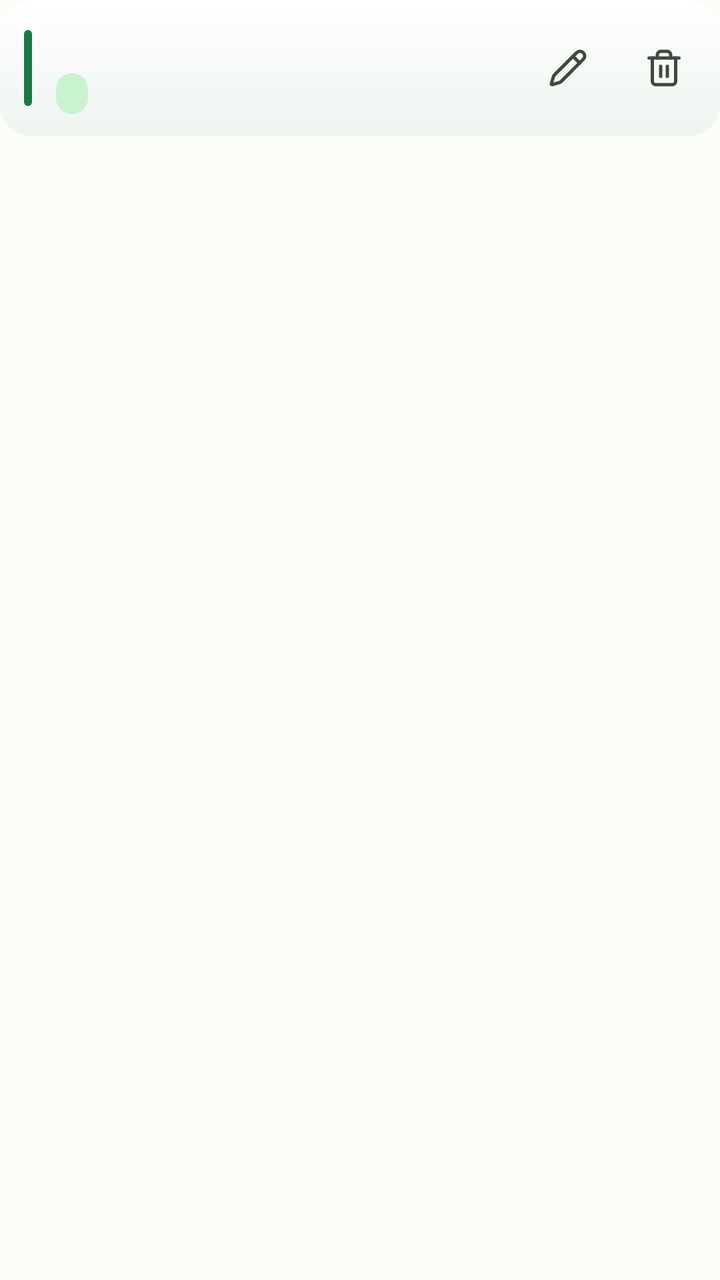
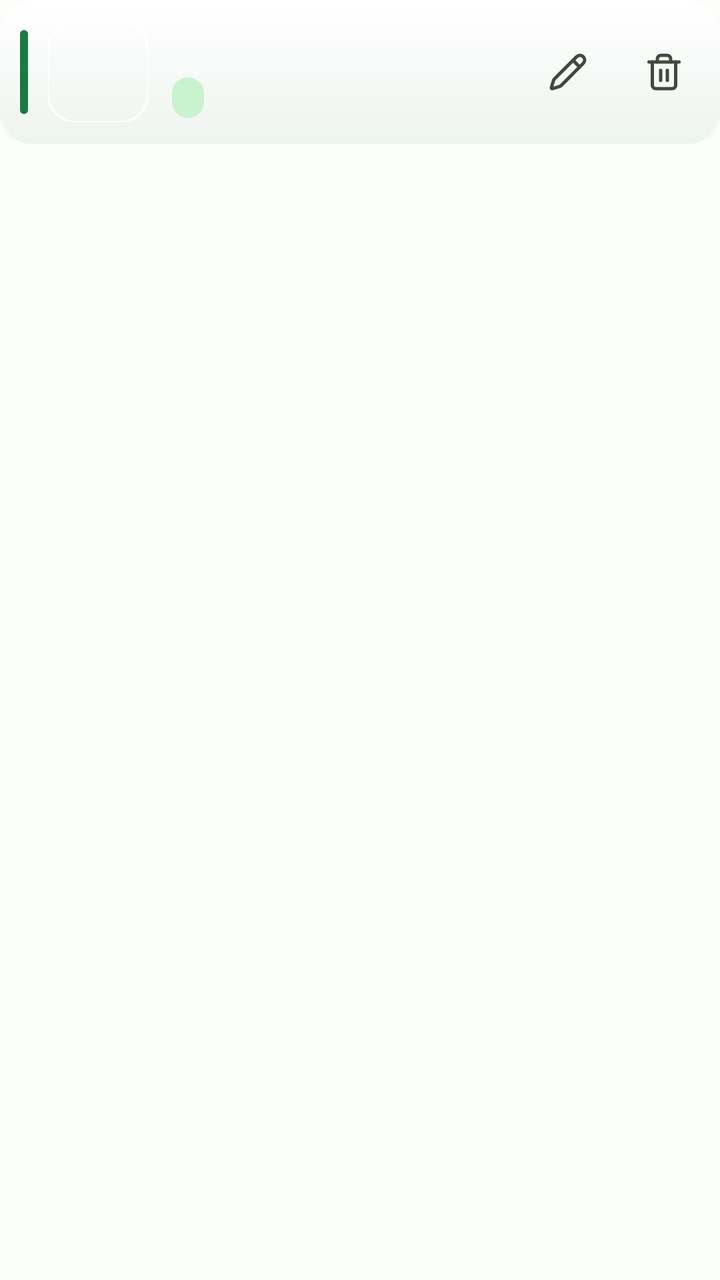

An Android layout rendered at two revisions. The XML below is the earlier revision; the diff shows what the commit changed to produce the second picture.
<!-- AndroidManifest.xml: application theme Theme.CaloTrack -->
<!-- res/layout/item_food.xml -->
<?xml version="1.0" encoding="utf-8"?>
<com.google.android.material.card.MaterialCardView xmlns:android="http://schemas.android.com/apk/res/android"
    xmlns:app="http://schemas.android.com/apk/res-auto"
    android:layout_width="match_parent"
    android:layout_height="wrap_content"
    android:layout_marginBottom="@dimen/space_8"
    android:clickable="true"
    android:focusable="true"
    android:stateListAnimator="@animator/uiverse_press_card"
    app:cardBackgroundColor="@android:color/transparent"
    app:cardCornerRadius="@dimen/radius_card"
    app:cardElevation="0dp"
    app:strokeWidth="0dp">

    <LinearLayout
        android:layout_width="match_parent"
        android:layout_height="wrap_content"
        android:background="@drawable/bg_card_surface"
        android:gravity="center_vertical"
        android:minHeight="68dp"
        android:orientation="horizontal"
        android:paddingTop="10dp"
        android:paddingEnd="@dimen/space_4"
        android:paddingBottom="10dp">

        <View
            android:id="@+id/view_food_cat_accent"
            android:layout_width="4dp"
            android:layout_height="38dp"
            android:layout_marginStart="@dimen/space_12"
            android:background="@drawable/bg_accent_bar" />

        <LinearLayout
            android:layout_width="0dp"
            android:layout_height="wrap_content"
            android:layout_marginStart="@dimen/space_12"
            android:layout_weight="1"
            android:orientation="vertical">

            <TextView
                android:id="@+id/tv_food_name"
                android:layout_width="match_parent"
                android:layout_height="wrap_content"
                android:ellipsize="end"
                android:maxLines="1"
                android:textAppearance="?attr/textAppearanceTitleMedium"
                android:textColor="?attr/colorOnSurface" />

            <TextView
                android:id="@+id/tv_food_category"
                android:layout_width="wrap_content"
                android:layout_height="wrap_content"
                android:layout_marginTop="4dp"
                android:background="@drawable/bg_tag_pill"
                android:paddingStart="@dimen/space_8"
                android:paddingTop="2dp"
                android:paddingEnd="@dimen/space_8"
                android:paddingBottom="2dp"
                android:textAppearance="?attr/textAppearanceLabelMedium" />
        </LinearLayout>

        <LinearLayout
            android:layout_width="wrap_content"
            android:layout_height="wrap_content"
            android:layout_marginStart="@dimen/space_8"
            android:baselineAligned="true"
            android:orientation="horizontal">

            <TextView
                android:id="@+id/tv_food_calories"
                style="@style/Widget.CaloTrack.Number"
                android:layout_width="wrap_content"
                android:layout_height="wrap_content"
                android:textSize="15sp" />

            <TextView
                android:id="@+id/tv_food_unit"
                android:layout_width="wrap_content"
                android:layout_height="wrap_content"
                android:layout_marginStart="@dimen/space_4"
                android:textAppearance="?attr/textAppearanceBodySmall"
                android:textColor="?attr/colorOnSurfaceVariant" />
        </LinearLayout>

        <com.google.android.material.button.MaterialButton
            android:id="@+id/btn_edit_food"
            style="@style/Widget.CaloTrack.IconButton"
            android:layout_width="wrap_content"
            android:layout_height="wrap_content"
            android:layout_marginStart="@dimen/space_4"
            android:contentDescription="@string/edit"
            app:icon="@drawable/ic_edit" />

        <com.google.android.material.button.MaterialButton
            android:id="@+id/btn_delete_food"
            style="@style/Widget.CaloTrack.IconButton"
            android:layout_width="wrap_content"
            android:layout_height="wrap_content"
            android:contentDescription="@string/delete"
            app:icon="@drawable/ic_delete" />
    </LinearLayout>
</com.google.android.material.card.MaterialCardView>
<!-- resources referenced by this layout -->
<resources>
  <dimen name="radius_card">16dp</dimen>
  <dimen name="space_12">12dp</dimen>
  <dimen name="space_4">4dp</dimen>
  <dimen name="space_8">8dp</dimen>
  <!-- drawable bg_accent_bar (drawable) -->
  <?xml version="1.0" encoding="utf-8"?>
  <shape xmlns:android="http://schemas.android.com/apk/res/android"
      android:shape="rectangle">
      <corners android:radius="2dp" />
      <solid android:color="?attr/colorPrimary" />
  </shape>
  <!-- drawable bg_card_surface (drawable) -->
  <?xml version="1.0" encoding="utf-8"?>
  <layer-list xmlns:android="http://schemas.android.com/apk/res/android">
      
      <item>
          <shape android:shape="rectangle">
              <corners android:radius="@dimen/radius_card" />
              <solid android:color="@color/card_rim_top" />
          </shape>
      </item>
      
      <item android:top="1dp">
          <shape android:shape="rectangle">
              <corners android:radius="@dimen/radius_card" />
              <gradient
                  android:angle="270"
                  android:endColor="@color/card_grad_bottom"
                  android:startColor="@color/card_grad_top"
                  android:type="linear" />
          </shape>
      </item>
  </layer-list>
  <!-- drawable bg_tag_pill (drawable) -->
  <?xml version="1.0" encoding="utf-8"?>
  <shape xmlns:android="http://schemas.android.com/apk/res/android"
      android:shape="rectangle">
      <corners android:radius="999dp" />
      <solid android:color="?attr/colorPrimaryContainer" />
  </shape>
  <string name="delete">Xóa</string>
  <string name="edit">Sửa</string>
  <style name="Widget.CaloTrack.IconButton" parent="Widget.Material3.Button.IconButton">
          <item name="android:minWidth">@dimen/touch_target</item>
          <item name="android:minHeight">@dimen/touch_target</item>
          <item name="android:insetTop">0dp</item>
          <item name="android:insetBottom">0dp</item>
          <item name="iconSize">20dp</item>
          <item name="iconTint">?attr/colorOnSurfaceVariant</item>
      </style>
  <style name="Widget.CaloTrack.Number" parent="">
          <item name="android:fontFeatureSettings">tnum</item>
          <item name="android:textAppearance">?attr/textAppearanceTitleMedium</item>
          <item name="android:textStyle">bold</item>
          <item name="android:textColor">?attr/colorOnSurface</item>
          <item name="android:singleLine">true</item>
      </style>
  <color name="card_rim_top">#E6FFFFFF</color>
  <color name="card_grad_bottom">#EEF4EF</color>
  <color name="card_grad_top">#FFFFFF</color>
  <dimen name="touch_target">48dp</dimen>
  <color name="proto_primary">#1b7a43</color>
  <color name="proto_on_primary">#ffffff</color>
  <color name="proto_primary_container">#c9f2cf</color>
  <color name="proto_on_primary_container">#05421f</color>
  <color name="proto_secondary_container">#d9ece0</color>
  <color name="proto_on_secondary_container">#21363a</color>
  <color name="proto_surface">#fafdf8</color>
  <color name="proto_on_surface">#191c1a</color>
  <color name="proto_surface_variant">#eef2ea</color>
  <color name="proto_on_surface_variant">#41493f</color>
  <color name="proto_surface_container">#f2f5ef</color>
  <color name="proto_surface_container_high">#e9eee5</color>
  <color name="proto_outline">#c7cfc4</color>
  <color name="proto_outline_variant">#e0e6dc</color>
  <color name="proto_error">#ba1a1a</color>
  <color name="proto_error_container">#ffdad6</color>
  <style name="Widget.CaloTrack.BottomNavigationView" parent="Widget.Material3.BottomNavigationView">
          <item name="itemActiveIndicatorStyle">@style/Widget.CaloTrack.BottomNavActiveIndicator</item>
      </style>
  <style name="Widget.CaloTrack.BottomNavActiveIndicator" parent="Widget.Material3.BottomNavigationView.ActiveIndicator">
          <item name="android:color">?attr/colorSecondaryContainer</item>
      </style>
  <!-- unchanged entries left out for length: 3 -->
</resources>

<!-- the commit's change to res/layout/item_food.xml (unified diff, before → after) -->
@@ -17,7 +17,7 @@
         android:layout_height="wrap_content"
         android:background="@drawable/bg_card_surface"
         android:gravity="center_vertical"
-        android:minHeight="68dp"
+        android:minHeight="72dp"
         android:orientation="horizontal"
         android:paddingTop="10dp"
         android:paddingEnd="@dimen/space_4"
@@ -26,9 +26,20 @@
         <View
             android:id="@+id/view_food_cat_accent"
             android:layout_width="4dp"
-            android:layout_height="38dp"
-            android:layout_marginStart="@dimen/space_12"
+            android:layout_height="42dp"
+            android:layout_marginStart="10dp"
             android:background="@drawable/bg_accent_bar" />
+
+        <com.google.android.material.imageview.ShapeableImageView
+            android:id="@+id/iv_food_thumb"
+            android:layout_width="50dp"
+            android:layout_height="50dp"
+            android:layout_marginStart="10dp"
+            android:importantForAccessibility="no"
+            android:scaleType="centerCrop"
+            app:shapeAppearanceOverlay="@style/ShapeAppearance.CaloTrack.FoodThumb"
+            app:strokeColor="@color/card_rim_top"
+            app:strokeWidth="1dp" />
 
         <LinearLayout
             android:layout_width="0dp"
@@ -87,7 +98,7 @@
             style="@style/Widget.CaloTrack.IconButton"
             android:layout_width="wrap_content"
             android:layout_height="wrap_content"
-            android:layout_marginStart="@dimen/space_4"
+            android:layout_marginStart="2dp"
             android:contentDescription="@string/edit"
             app:icon="@drawable/ic_edit" />
 
<!-- resource entries referenced after the edit -->
@@ -42,6 +42,10 @@
   </shape>
   <string name="delete">Xóa</string>
   <string name="edit">Sửa</string>
+  <style name="ShapeAppearance.CaloTrack.FoodThumb" parent="">
+          <item name="cornerFamily">rounded</item>
+          <item name="cornerSize">14dp</item>
+      </style>
   <style name="Widget.CaloTrack.IconButton" parent="Widget.Material3.Button.IconButton">
           <item name="android:minWidth">@dimen/touch_target</item>
           <item name="android:minHeight">@dimen/touch_target</item>
